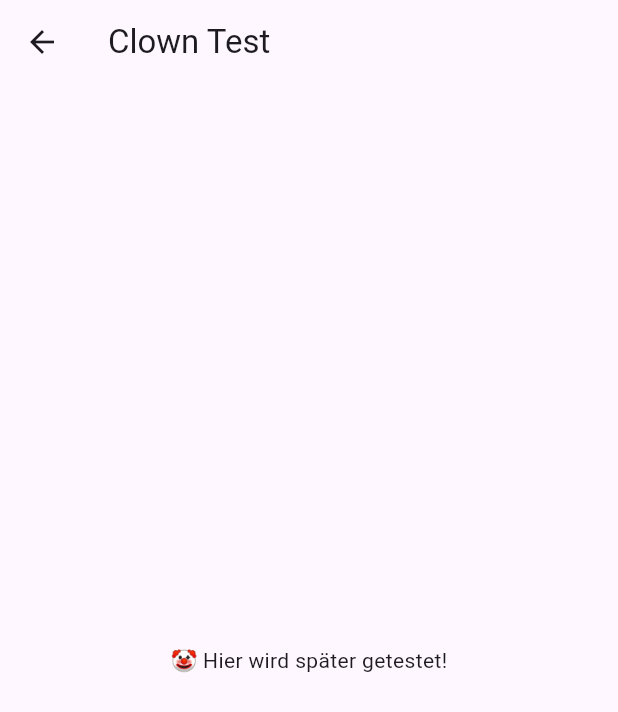
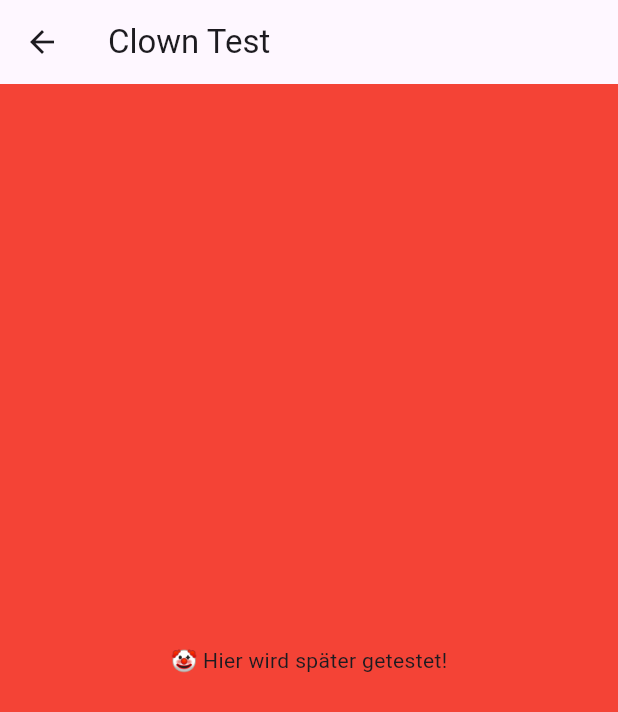
Before and after one commit to hightrickZ/spanish-learning-app, a Flutter app: the ClownScreen screen opened directly, on a phone screen of 412 x 824 dp. Shown: the top 712 px of the screen. Run offline on Flutter 3.47's test engine with Material 3 defaults, Android fonts, the phone set to English and light mode, and no system bars.

Commit message:
hintergrund auf rot in der clown.dart geändert

```diff
--- a/lib/clown.dart
+++ b/lib/clown.dart
@@ -7,6 +7,7 @@ class ClownScreen extends StatelessWidget {
   Widget build(BuildContext context) {
     return Scaffold(
       appBar: AppBar(title: const Text('Clown Test')),
+      backgroundColor: Colors.red, // Roter Hintergrund hinzugefügt
       body: const Center(child: Text('🤡 Hier wird später getestet!')),
     );
   }
```
